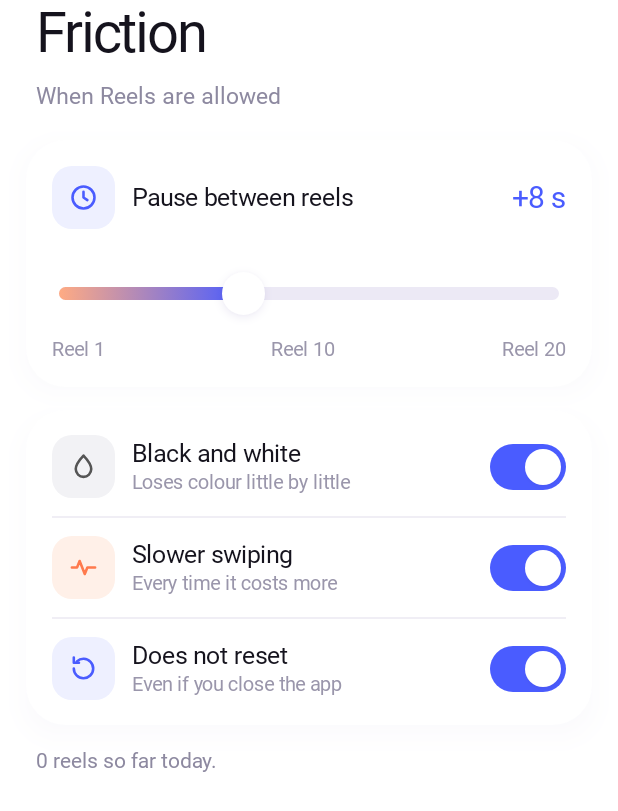
After one commit to iago-df/argos, an Android app built with Jetpack Compose: the composable FrictionScreen shown on its own in the app's theme, on a phone screen of 412 x 824 dp. The commit adds this screen. Shown: the top 811 px of the screen. Run offline under Robolectric (Android 15) with nearby library versions, the phone set to English and light mode, and no system bars; Roboto replaces fonts that are not available here.

Commit message:
friction screen with the pause slider

```diff
--- a/app/src/main/java/com/iagodf/argos/MainActivity.kt
+++ b/app/src/main/java/com/iagodf/argos/MainActivity.kt
@@ -49,6 +49,7 @@ import com.iagodf.argos.ui.U
 import com.iagodf.argos.ui.ToastHost
 import com.iagodf.argos.ui.SheetHost
 import com.iagodf.argos.ui.focus.FocusScreen
+import com.iagodf.argos.ui.friction.FrictionScreen
 import com.iagodf.argos.ui.schedules.SchedulesScreen
 import com.iagodf.argos.ui.blocks.BlocksScreen
 import com.iagodf.argos.ui.home.ActivitySheet
@@ -111,6 +112,7 @@ fun App() {
                     )
                     t == Tab.Focus -> FocusScreen()
                     t == Tab.Schedules -> SchedulesScreen()
+                    t == Tab.Blocks && s == Sub.Friction -> FrictionScreen()
                     t == Tab.Blocks -> BlocksScreen(openFriction = { sub = Sub.Friction })
                     else -> Unit
                 }
--- a/app/src/main/java/com/iagodf/argos/ui/blocks/BlocksScreen.kt
+++ b/app/src/main/java/com/iagodf/argos/ui/blocks/BlocksScreen.kt
@@ -71,6 +71,18 @@ fun BlocksScreen(openFriction: () -> Unit) {
             Ic.globe, tileBrush(0xFF4A5CFF, 0xFF8FB0FF), tr("Navegador", "Browser"),
             listOf(Triple(Block.Web, tr("Reels y Shorts en la web", "Reels and Shorts on the web"), null)),
         )
+        Gap(12)
+        Card(Modifier.padding(horizontal = 16.u).fillMaxWidth(), padding = 0, onClick = openFriction) {
+            Row(Modifier.fillMaxWidth().padding(horizontal = 16.u, vertical = 14.u), verticalAlignment = Alignment.CenterVertically) {
+                Tile(Ic.slow, brush = tileBrush(0xFFFF7A4D, 0xFFFFC06B))
+                Spacer(Modifier.width(12.u))
+                Column(Modifier.weight(1f)) {
+                    T(tr("Fricción", "Friction"), 16, 650)
+                    T(tr("Cada reel cuesta un poco más", "Every reel costs a bit more"), 12, 400, C.Muted, Modifier.padding(top = 2.u))
+                }
+                Icon(Ic.chev, 18, C.Chev, 2f)
+            }
+        }
     }
 }
 
--- /dev/null
+++ b/app/src/main/java/com/iagodf/argos/ui/friction/FrictionScreen.kt
@@ -0,0 +1,144 @@
+package com.iagodf.argos.ui.friction
+
+import androidx.compose.foundation.background
+import androidx.compose.foundation.gestures.detectHorizontalDragGestures
+import androidx.compose.foundation.gestures.detectTapGestures
+import androidx.compose.foundation.layout.Box
+import androidx.compose.foundation.layout.BoxWithConstraints
+import androidx.compose.foundation.layout.Column
+import androidx.compose.foundation.layout.Row
+import androidx.compose.foundation.layout.Spacer
+import androidx.compose.foundation.layout.fillMaxHeight
+import androidx.compose.foundation.layout.fillMaxWidth
+import androidx.compose.foundation.layout.height
+import androidx.compose.foundation.layout.offset
+import androidx.compose.foundation.layout.padding
+import androidx.compose.foundation.layout.size
+import androidx.compose.foundation.layout.width
+import androidx.compose.foundation.shape.CircleShape
+import androidx.compose.foundation.shape.RoundedCornerShape
+import androidx.compose.runtime.Composable
+import androidx.compose.runtime.getValue
+import androidx.compose.runtime.mutableIntStateOf
+import androidx.compose.runtime.remember
+import androidx.compose.runtime.setValue
+import androidx.compose.ui.Alignment
+import androidx.compose.ui.Modifier
+import androidx.compose.ui.draw.clip
+import androidx.compose.ui.graphics.Brush
+import androidx.compose.ui.graphics.Color
+import androidx.compose.ui.input.pointer.pointerInput
+import androidx.compose.ui.platform.LocalDensity
+import androidx.compose.ui.unit.dp
+import com.iagodf.argos.data.Friction
+import com.iagodf.argos.data.Store
+import com.iagodf.argos.data.tr
+import com.iagodf.argos.ui.C
+import com.iagodf.argos.ui.Card
+import com.iagodf.argos.ui.Gap
+import com.iagodf.argos.ui.Ic
+import com.iagodf.argos.ui.IconData
+import com.iagodf.argos.ui.ItemRow
+import com.iagodf.argos.ui.Subtitle
+import com.iagodf.argos.ui.T
+import com.iagodf.argos.ui.Tile
+import com.iagodf.argos.ui.Title
+import com.iagodf.argos.ui.Toaster
+import com.iagodf.argos.ui.Toggle
+import com.iagodf.argos.ui.blocks.waitText
+import com.iagodf.argos.ui.softShadow
+import com.iagodf.argos.ui.u
+import kotlin.math.roundToInt
+
+private const val MAX = 20
+
+private fun save(f: Friction) {
+    val old = Store.friction()
+    Store.setFriction(f)
+    if (Store.committed && Store.pendingFor("friction") != null && f != old)
+        Toaster.show(tr("Relajar espera ${Store.RELAX_DAYS} días", "Relaxing waits ${Store.RELAX_DAYS} days"))
+}
+
+@Composable
+fun FrictionScreen() {
+    Store.rev.intValue
+    val f = Store.friction()
+    Column {
+        Title(null, tr("Fricción", "Friction"))
+        Gap(10)
+        Subtitle(tr("Cuando los Reels estén permitidos", "When Reels are allowed"))
+        Gap(18)
+
+        // the pause grows reel after reel, this is the one you get at reel 20
+        var drag by remember(f.maxPause) { mutableIntStateOf(f.maxPause) }
+        Card(Modifier.padding(horizontal = 16.u).fillMaxWidth()) {
+            Row(verticalAlignment = Alignment.CenterVertically) {
+                Tile(Ic.clock, C.BlueTint, tint = C.Blue)
+                Spacer(Modifier.width(10.u))
+                T(tr("Pausa entre reels", "Pause between reels"), 15, 650, modifier = Modifier.weight(1f))
+                T("+$drag s", 18, 700, C.Blue)
+            }
+            Slider(drag, { drag = it }) { save(f.copy(maxPause = drag)) }
+            Row(Modifier.fillMaxWidth().padding(top = 14.u)) {
+                T("Reel 1", 12, 500, C.Sub)
+                Spacer(Modifier.weight(1f))
+                T("Reel 10", 12, 500, C.Sub)
+                Spacer(Modifier.weight(1f))
+                T("Reel 20", 12, 500, C.Sub)
+            }
+        }
+        Store.pendingFor("friction")?.let {
+            T(waitText(it.applyAt), 12, 500, C.Orange, Modifier.padding(start = 22.u, top = 8.u))
+        }
+        Gap(14)
+        Card(Modifier.padding(horizontal = 16.u).fillMaxWidth(), padding = 0) {
+            Column(Modifier.padding(horizontal = 16.u, vertical = 4.u)) {
+                Line(Ic.drop, Color(0xFFF2F2F5), Color(0xFF555555), tr("Blanco y negro", "Black and white"), tr("Pierde color poco a poco", "Loses colour little by little"), false, f.gray) {
+                    save(f.copy(gray = it))
+                }
+                Line(Ic.slow, Color(0xFFFFF0E8), C.Orange, tr("Deslizar más lento", "Slower swiping"), tr("Cada vez cuesta más", "Every time it costs more"), true, f.slow) {
+                    save(f.copy(slow = it))
+                }
+                Line(Ic.restart, C.BlueTint, C.Blue, tr("No se reinicia", "Does not reset"), tr("Aunque cierres la app", "Even if you close the app"), true, f.noReset) {
+                    save(f.copy(noReset = it))
+                }
+            }
+        }
+        Gap(14)
+        T(
+            tr("Hoy llevas ${Store.frictionCount()} reels.", "${Store.frictionCount()} reels so far today."),
+            13, 500, C.Muted, Modifier.padding(horizontal = 22.u),
+        )
+    }
+}
+
+@Composable
+private fun Line(icon: IconData, bg: Color, tint: Color, title: String, sub: String, divider: Boolean, on: Boolean, set: (Boolean) -> Unit) {
+    ItemRow(title, sub, divider, lead = { Tile(icon, bg, tint = tint) }) { Toggle(on, onChange = set) }
+}
+
+@Composable
+private fun Slider(value: Int, onValue: (Int) -> Unit, onDone: () -> Unit) {
+    BoxWithConstraints(Modifier.fillMaxWidth().padding(top = 26.u, start = 4.u, end = 4.u).height(26.u)) {
+        val w = with(LocalDensity.current) { maxWidth.toPx() }
+        fun at(x: Float) = (1 + (x / w).coerceIn(0f, 1f) * (MAX - 1)).roundToInt()
+        val frac = (value - 1f) / (MAX - 1)
+        val mw = maxWidth
+        Box(
+            Modifier.fillMaxWidth().fillMaxHeight()
+                .pointerInput(w) { detectTapGestures { onValue(at(it.x)); onDone() } }
+                .pointerInput(w) { detectHorizontalDragGestures(onDragEnd = onDone) { c, _ -> onValue(at(c.position.x)) } },
+            contentAlignment = Alignment.CenterStart,
+        ) {
+            Box(Modifier.fillMaxWidth().height(8.u).clip(RoundedCornerShape(4.u)).background(C.Track))
+            Box(
+                Modifier.fillMaxWidth(frac.coerceAtLeast(.02f)).height(8.u).clip(RoundedCornerShape(4.u))
+                    .background(Brush.horizontalGradient(listOf(C.Peach, C.Blue)))
+            )
+            Box(
+                Modifier.offset(x = mw * frac - 13.u).size(26.u).softShadow(4.dp, CircleShape, .3f)
+                    .clip(CircleShape).background(Color.White)
+            )
+        }
+    }
+}
```
